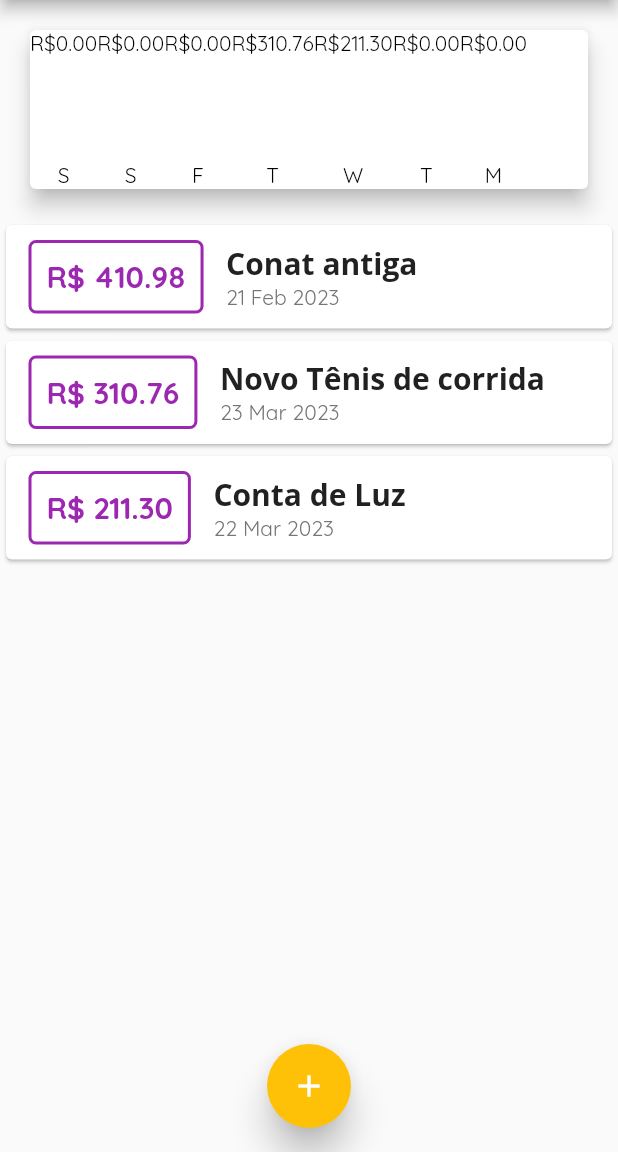
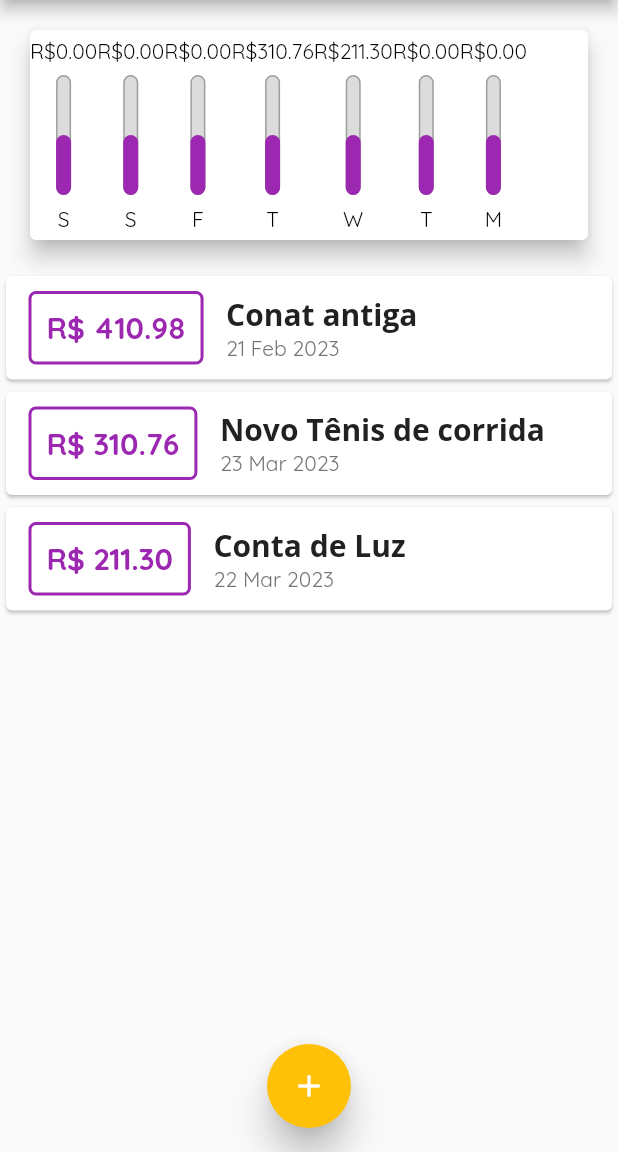
Before and after one commit to JhollRibeiro/Flutter-Cod3r-Projeto_DespesasPessoais, a Flutter app: the screen it shows after launch, on a phone screen of 412 x 824 dp, the part 84-1236 px from its top. Run offline on Flutter 3.47's test engine with Material 2 defaults, Android fonts, the phone set to English and light mode, and no system bars; missing offline and left inert: dart:ffi.

Commit message:
Seção 4 - App Despesas Pessoais - Aula 124 - Chart Widget #05

```diff
--- a/expenses/lib/components/chart_bar.dart
+++ b/expenses/lib/components/chart_bar.dart
@@ -16,22 +16,51 @@ class ChartBar extends StatelessWidget {
   Widget build(BuildContext context) {
     return Column(
       children: <Widget>[
-        Text(
-          'R\$${value.toStringAsFixed(2)}',
+        Padding(
+          padding: const EdgeInsets.only(
+            top: 5,
+            bottom: 7,
+          ),
+          child: Text(
+            'R\$${value.toStringAsFixed(2)}',
+          ),
         ),
-        const Padding(
-          padding: EdgeInsets.only(
-            top: 5,
+        SizedBox(
+          height: 80,
+          width: 10,
+          child: Stack(
+            alignment: Alignment.bottomCenter,
+            children: <Widget>[
+              Container(
+                decoration: BoxDecoration(
+                  border: Border.all(
+                    color: Colors.grey,
+                    width: 1,
+                  ),
+                  color: const Color.fromRGBO(220, 220, 220, 1),
+                  borderRadius: BorderRadius.circular(5),
+                ),
+              ),
+              FractionallySizedBox(
+                heightFactor: percentege,
+                child: Container(
+                  decoration: BoxDecoration(
+                    color: Theme.of(context).colorScheme.primary,
+                    borderRadius: BorderRadius.circular(5),
+                  ),
+                ),
+              )
+            ],
+          ),
+        ),
+        Padding(
+          padding: const EdgeInsets.only(
+            top: 7,
             bottom: 5,
           ),
-          child: SizedBox(
-            height: 60,
-            width: 10,
-            child: null,
+          child: Text(
+            label,
           ),
-        ),
-        Text(
-          label,
         ),
       ],
     );
```
